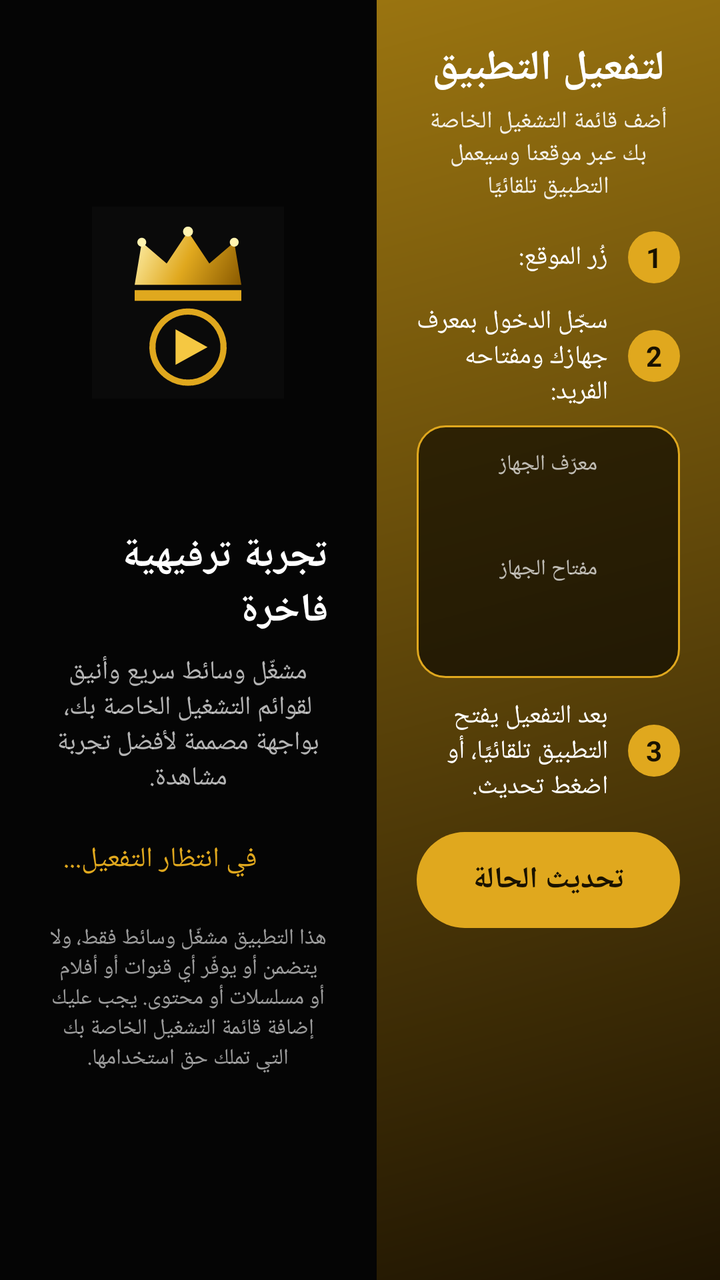
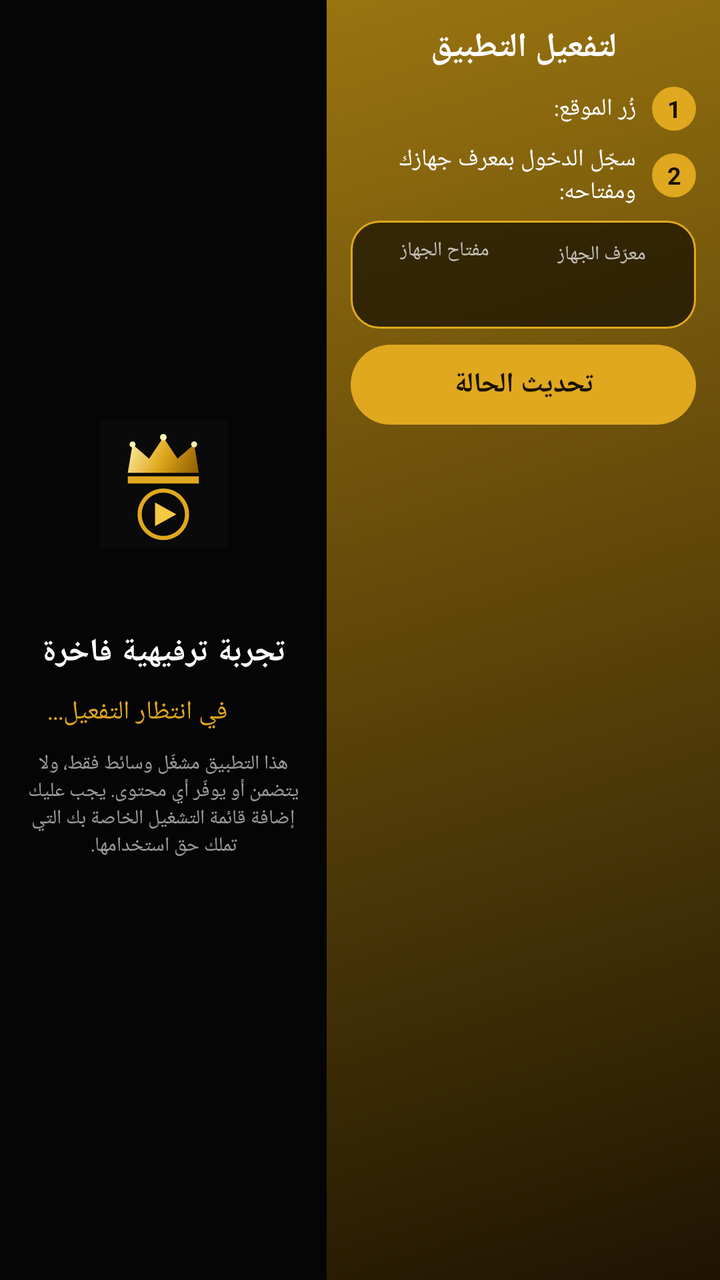

An Android layout rendered at two revisions. The XML below is the earlier revision; the diff shows what the commit changed to produce the second picture.
<!-- AndroidManifest.xml: application theme Theme.IPTVPlayer -->
<!-- res/layout/activity_activation.xml -->
<?xml version="1.0" encoding="utf-8"?>
<LinearLayout xmlns:android="http://schemas.android.com/apk/res/android" android:layout_width="match_parent" android:layout_height="match_parent" android:background="#050505" android:layoutDirection="ltr" android:orientation="horizontal">
<ScrollView android:layout_width="0dp" android:layout_height="match_parent" android:layout_weight="1.1" android:fillViewport="true"><LinearLayout android:layout_width="match_parent" android:layout_height="wrap_content" android:gravity="center" android:layoutDirection="rtl" android:orientation="vertical" android:padding="24dp">
<ImageView android:layout_width="96dp" android:layout_height="96dp" android:src="@drawable/ic_launcher_aurum" />
<TextView android:id="@+id/tvAppName" android:layout_width="wrap_content" android:layout_height="wrap_content" android:layout_marginTop="8dp" android:letterSpacing="0.2" android:textColor="#E0A81E" android:textSize="26sp" android:textStyle="bold" />
<TextView android:layout_width="wrap_content" android:layout_height="wrap_content" android:layout_marginTop="22dp" android:text="تجربة ترفيهية فاخرة" android:textColor="#FFFFFF" android:textSize="20sp" android:textStyle="bold" />
<TextView android:layout_width="match_parent" android:layout_height="wrap_content" android:layout_marginTop="8dp" android:gravity="center" android:text="مشغّل وسائط سريع وأنيق لقوائم التشغيل الخاصة بك، بواجهة مصممة لأفضل تجربة مشاهدة." android:textColor="#B3FFFFFF" android:textSize="13sp" />
<LinearLayout android:layout_width="wrap_content" android:layout_height="wrap_content" android:layout_marginTop="22dp" android:gravity="center_vertical" android:orientation="horizontal"><ProgressBar android:id="@+id/progress" android:layout_width="20dp" android:layout_height="20dp" /><TextView android:id="@+id/tvStatus" android:layout_width="wrap_content" android:layout_height="wrap_content" android:layout_marginStart="8dp" android:text="في انتظار التفعيل..." android:textColor="#E0A81E" android:textSize="14sp" /></LinearLayout>
<TextView android:layout_width="match_parent" android:layout_height="wrap_content" android:layout_marginTop="22dp" android:text="هذا التطبيق مشغّل وسائط فقط، ولا يتضمن أو يوفّر أي قنوات أو أفلام أو مسلسلات أو محتوى. يجب عليك إضافة قائمة التشغيل الخاصة بك التي تملك حق استخدامها." android:textColor="#99FFFFFF" android:textSize="11sp" android:gravity="center" />
</LinearLayout></ScrollView>
<ScrollView android:layout_width="0dp" android:layout_height="match_parent" android:layout_weight="1" android:background="@drawable/bg_activation_panel" android:fillViewport="true"><LinearLayout android:layout_width="match_parent" android:layout_height="wrap_content" android:layoutDirection="rtl" android:orientation="vertical" android:padding="20dp">
<TextView android:layout_width="match_parent" android:layout_height="wrap_content" android:gravity="center" android:text="لتفعيل التطبيق" android:textColor="#FFFFFF" android:textSize="21sp" android:textStyle="bold" />
<TextView android:layout_width="match_parent" android:layout_height="wrap_content" android:layout_marginTop="4dp" android:gravity="center" android:text="أضف قائمة التشغيل الخاصة بك عبر موقعنا وسيعمل التطبيق تلقائيًا" android:textColor="#E6FFFFFF" android:textSize="12sp" />
<LinearLayout android:layout_width="match_parent" android:layout_height="wrap_content" android:layout_marginTop="14dp" android:gravity="center_vertical" android:orientation="horizontal"><TextView android:layout_width="26dp" android:layout_height="26dp" android:background="@drawable/bg_step_num" android:gravity="center" android:text="1" android:textColor="#1A1200" android:textStyle="bold" /><TextView android:layout_width="wrap_content" android:layout_height="wrap_content" android:layout_marginStart="10dp" android:text="زُر الموقع:" android:textColor="#FFFFFF" android:textSize="13sp" /><TextView android:id="@+id/tvSite" android:layout_width="wrap_content" android:layout_height="wrap_content" android:layout_marginStart="6dp" android:textColor="#FFD670" android:textDirection="ltr" android:textSize="13sp" android:textStyle="bold" /></LinearLayout>
<LinearLayout android:layout_width="match_parent" android:layout_height="wrap_content" android:layout_marginTop="10dp" android:gravity="center_vertical" android:orientation="horizontal"><TextView android:layout_width="26dp" android:layout_height="26dp" android:background="@drawable/bg_step_num" android:gravity="center" android:text="2" android:textColor="#1A1200" android:textStyle="bold" /><TextView android:layout_width="0dp" android:layout_height="wrap_content" android:layout_marginStart="10dp" android:layout_weight="1" android:text="سجّل الدخول بمعرف جهازك ومفتاحه الفريد:" android:textColor="#FFFFFF" android:textSize="13sp" /></LinearLayout>
<LinearLayout android:layout_width="match_parent" android:layout_height="wrap_content" android:layout_marginTop="8dp" android:background="@drawable/bg_code_box" android:gravity="center" android:orientation="vertical" android:padding="12dp"><TextView android:layout_width="wrap_content" android:layout_height="wrap_content" android:text="معرّف الجهاز" android:textColor="#B3FFFFFF" android:textSize="11sp" /><TextView android:id="@+id/tvMac" android:layout_width="wrap_content" android:layout_height="wrap_content" android:fontFamily="monospace" android:textColor="#FFFFFF" android:textDirection="ltr" android:textIsSelectable="true" android:textSize="22sp" android:textStyle="bold" /><TextView android:layout_width="wrap_content" android:layout_height="wrap_content" android:layout_marginTop="8dp" android:text="مفتاح الجهاز" android:textColor="#B3FFFFFF" android:textSize="11sp" /><TextView android:id="@+id/tvKey" android:layout_width="wrap_content" android:layout_height="wrap_content" android:fontFamily="monospace" android:letterSpacing="0.15" android:textColor="#FFD670" android:textDirection="ltr" android:textIsSelectable="true" android:textSize="26sp" android:textStyle="bold" /></LinearLayout>
<LinearLayout android:layout_width="match_parent" android:layout_height="wrap_content" android:layout_marginTop="10dp" android:gravity="center_vertical" android:orientation="horizontal"><TextView android:layout_width="26dp" android:layout_height="26dp" android:background="@drawable/bg_step_num" android:gravity="center" android:text="3" android:textColor="#1A1200" android:textStyle="bold" /><TextView android:layout_width="0dp" android:layout_height="wrap_content" android:layout_marginStart="10dp" android:layout_weight="1" android:text="بعد التفعيل يفتح التطبيق تلقائيًا، أو اضغط تحديث." android:textColor="#FFFFFF" android:textSize="13sp" /></LinearLayout>
<TextView android:id="@+id/btnRefresh" android:layout_width="match_parent" android:layout_height="48dp" android:layout_marginTop="14dp" android:background="@drawable/bg_gold_btn" android:clickable="true" android:focusable="true" android:gravity="center" android:text="تحديث الحالة" android:textColor="#1A1200" android:textSize="15sp" android:textStyle="bold" />
<LinearLayout android:id="@+id/demoHolder" android:layout_width="match_parent" android:layout_height="wrap_content" android:layout_marginTop="10dp" android:orientation="vertical" />
</LinearLayout></ScrollView>
</LinearLayout>
<!-- resources referenced by this layout -->
<resources>
  <!-- drawable bg_activation_panel (drawable) -->
  <?xml version="1.0" encoding="utf-8"?>
  <shape xmlns:android="http://schemas.android.com/apk/res/android" android:shape="rectangle"><gradient android:angle="315" android:endColor="#1E1402" android:startColor="#9A7410" /></shape>
  <!-- drawable bg_code_box (drawable) -->
  <?xml version="1.0" encoding="utf-8"?>
  <shape xmlns:android="http://schemas.android.com/apk/res/android" android:shape="rectangle"><solid android:color="#99000000" /><stroke android:width="1dp" android:color="#E0A81E" /><corners android:radius="14dp" /></shape>
  <!-- drawable bg_gold_btn (drawable) -->
  <?xml version="1.0" encoding="utf-8"?>
  <selector xmlns:android="http://schemas.android.com/apk/res/android">
  <item android:state_focused="true"><shape android:shape="rectangle"><solid android:color="#F5C84C" /><stroke android:width="3dp" android:color="#FFFFFF" /><corners android:radius="26dp" /></shape></item>
  <item><shape android:shape="rectangle"><solid android:color="#E0A81E" /><corners android:radius="26dp" /></shape></item>
  </selector>
  <!-- drawable bg_step_num (drawable) -->
  <?xml version="1.0" encoding="utf-8"?>
  <shape xmlns:android="http://schemas.android.com/apk/res/android" android:shape="oval"><solid android:color="#E0A81E" /></shape>
  <!-- drawable ic_launcher_aurum (drawable) -->
  <?xml version="1.0" encoding="utf-8"?>
  <layer-list xmlns:android="http://schemas.android.com/apk/res/android">
  <item><shape android:shape="rectangle"><solid android:color="#0A0A0A" /></shape></item>
  <item android:drawable="@drawable/ic_logo" />
  </layer-list>
  <style name="Theme.IPTVPlayer" parent="Theme.MaterialComponents.DayNight.NoActionBar">
          <item name="colorPrimary">@color/accent_primary</item>
          <item name="colorPrimaryVariant">@color/accent_secondary</item>
          <item name="colorOnPrimary">@color/bg_primary</item>
          <item name="colorSecondary">@color/accent_primary</item>
          <item name="colorOnSecondary">@color/bg_primary</item>
          <item name="android:colorBackground">@color/bg_primary</item>
          <item name="colorSurface">@color/bg_surface</item>
          <item name="colorOnSurface">@color/text_primary</item>
          <item name="android:statusBarColor">@color/bg_surface</item>
          <item name="android:navigationBarColor">@color/bg_primary</item>
          <item name="android:windowBackground">@color/bg_primary</item>
          
          <item name="android:textColorPrimary">@color/text_primary</item>
          <item name="android:textColorSecondary">@color/text_secondary</item>
          <item name="android:editTextColor">@color/text_primary</item>
          <item name="android:textColorHint">@color/text_hint</item>
          
          <item name="materialAlertDialogTheme">@style/DarkAlertDialog</item>
      </style>
  <color name="accent_primary">#FF00E676</color>
  <color name="accent_secondary">#FF00C853</color>
  <color name="bg_primary">#FF121212</color>
  <color name="bg_surface">#FF1E1E1E</color>
  <color name="text_primary">#FFFFFFFF</color>
  <color name="text_secondary">#FFB0B0B0</color>
  <color name="text_hint">#FF757575</color>
  <style name="DarkAlertDialog" parent="ThemeOverlay.MaterialComponents.MaterialAlertDialog">
          <item name="colorSurface">@color/bg_surface</item>
          <item name="colorOnSurface">@color/text_primary</item>
          <item name="android:background">@color/bg_surface</item>
          <item name="buttonBarPositiveButtonStyle">@style/AccentButtonStyle</item>
      </style>
  <style name="AccentButtonStyle" parent="Widget.MaterialComponents.Button.TextButton.Dialog">
          <item name="android:textColor">@color/accent_primary</item>
      </style>
  <!-- unchanged entries left out for length: 1 -->
</resources>

<!-- the commit's change to res/layout/activity_activation.xml (unified diff, before → after) -->
@@ -1,21 +1,21 @@
 <?xml version="1.0" encoding="utf-8"?>
 <LinearLayout xmlns:android="http://schemas.android.com/apk/res/android" android:layout_width="match_parent" android:layout_height="match_parent" android:background="#050505" android:layoutDirection="ltr" android:orientation="horizontal">
-<ScrollView android:layout_width="0dp" android:layout_height="match_parent" android:layout_weight="1.1" android:fillViewport="true"><LinearLayout android:layout_width="match_parent" android:layout_height="wrap_content" android:gravity="center" android:layoutDirection="rtl" android:orientation="vertical" android:padding="24dp">
-<ImageView android:layout_width="96dp" android:layout_height="96dp" android:src="@drawable/ic_launcher_aurum" />
-<TextView android:id="@+id/tvAppName" android:layout_width="wrap_content" android:layout_height="wrap_content" android:layout_marginTop="8dp" android:letterSpacing="0.2" android:textColor="#E0A81E" android:textSize="26sp" android:textStyle="bold" />
-<TextView android:layout_width="wrap_content" android:layout_height="wrap_content" android:layout_marginTop="22dp" android:text="تجربة ترفيهية فاخرة" android:textColor="#FFFFFF" android:textSize="20sp" android:textStyle="bold" />
-<TextView android:layout_width="match_parent" android:layout_height="wrap_content" android:layout_marginTop="8dp" android:gravity="center" android:text="مشغّل وسائط سريع وأنيق لقوائم التشغيل الخاصة بك، بواجهة مصممة لأفضل تجربة مشاهدة." android:textColor="#B3FFFFFF" android:textSize="13sp" />
-<LinearLayout android:layout_width="wrap_content" android:layout_height="wrap_content" android:layout_marginTop="22dp" android:gravity="center_vertical" android:orientation="horizontal"><ProgressBar android:id="@+id/progress" android:layout_width="20dp" android:layout_height="20dp" /><TextView android:id="@+id/tvStatus" android:layout_width="wrap_content" android:layout_height="wrap_content" android:layout_marginStart="8dp" android:text="في انتظار التفعيل..." android:textColor="#E0A81E" android:textSize="14sp" /></LinearLayout>
-<TextView android:layout_width="match_parent" android:layout_height="wrap_content" android:layout_marginTop="22dp" android:text="هذا التطبيق مشغّل وسائط فقط، ولا يتضمن أو يوفّر أي قنوات أو أفلام أو مسلسلات أو محتوى. يجب عليك إضافة قائمة التشغيل الخاصة بك التي تملك حق استخدامها." android:textColor="#99FFFFFF" android:textSize="11sp" android:gravity="center" />
+<ScrollView android:layout_width="0dp" android:layout_height="match_parent" android:layout_weight="1" android:fillViewport="true"><LinearLayout android:layout_width="match_parent" android:layout_height="wrap_content" android:gravity="center" android:layoutDirection="rtl" android:orientation="vertical" android:padding="12dp">
+<ImageView android:layout_width="64dp" android:layout_height="64dp" android:src="@drawable/ic_launcher_aurum" />
+<TextView android:id="@+id/tvAppName" android:layout_width="wrap_content" android:layout_height="wrap_content" android:layout_marginTop="4dp" android:letterSpacing="0.2" android:textColor="#E0A81E" android:textSize="20sp" android:textStyle="bold" />
+<TextView android:layout_width="wrap_content" android:layout_height="wrap_content" android:layout_marginTop="10dp" android:text="تجربة ترفيهية فاخرة" android:textColor="#FFFFFF" android:textSize="16sp" android:textStyle="bold" />
+<LinearLayout android:layout_width="wrap_content" android:layout_height="wrap_content" android:layout_marginTop="10dp" android:gravity="center_vertical" android:orientation="horizontal"><ProgressBar android:id="@+id/progress" android:layout_width="18dp" android:layout_height="18dp" /><TextView android:id="@+id/tvStatus" android:layout_width="wrap_content" android:layout_height="wrap_content" android:layout_marginStart="8dp" android:text="في انتظار التفعيل..." android:textColor="#E0A81E" android:textSize="13sp" /></LinearLayout>
+<TextView android:layout_width="match_parent" android:layout_height="wrap_content" android:layout_marginTop="10dp" android:gravity="center" android:text="هذا التطبيق مشغّل وسائط فقط، ولا يتضمن أو يوفّر أي محتوى. يجب عليك إضافة قائمة التشغيل الخاصة بك التي تملك حق استخدامها." android:textColor="#99FFFFFF" android:textSize="10sp" />
 </LinearLayout></ScrollView>
-<ScrollView android:layout_width="0dp" android:layout_height="match_parent" android:layout_weight="1" android:background="@drawable/bg_activation_panel" android:fillViewport="true"><LinearLayout android:layout_width="match_parent" android:layout_height="wrap_content" android:layoutDirection="rtl" android:orientation="vertical" android:padding="20dp">
-<TextView android:layout_width="match_parent" android:layout_height="wrap_content" android:gravity="center" android:text="لتفعيل التطبيق" android:textColor="#FFFFFF" android:textSize="21sp" android:textStyle="bold" />
-<TextView android:layout_width="match_parent" android:layout_height="wrap_content" android:layout_marginTop="4dp" android:gravity="center" android:text="أضف قائمة التشغيل الخاصة بك عبر موقعنا وسيعمل التطبيق تلقائيًا" android:textColor="#E6FFFFFF" android:textSize="12sp" />
-<LinearLayout android:layout_width="match_parent" android:layout_height="wrap_content" android:layout_marginTop="14dp" android:gravity="center_vertical" android:orientation="horizontal"><TextView android:layout_width="26dp" android:layout_height="26dp" android:background="@drawable/bg_step_num" android:gravity="center" android:text="1" android:textColor="#1A1200" android:textStyle="bold" /><TextView android:layout_width="wrap_content" android:layout_height="wrap_content" android:layout_marginStart="10dp" android:text="زُر الموقع:" android:textColor="#FFFFFF" android:textSize="13sp" /><TextView android:id="@+id/tvSite" android:layout_width="wrap_content" android:layout_height="wrap_content" android:layout_marginStart="6dp" android:textColor="#FFD670" android:textDirection="ltr" android:textSize="13sp" android:textStyle="bold" /></LinearLayout>
-<LinearLayout android:layout_width="match_parent" android:layout_height="wrap_content" android:layout_marginTop="10dp" android:gravity="center_vertical" android:orientation="horizontal"><TextView android:layout_width="26dp" android:layout_height="26dp" android:background="@drawable/bg_step_num" android:gravity="center" android:text="2" android:textColor="#1A1200" android:textStyle="bold" /><TextView android:layout_width="0dp" android:layout_height="wrap_content" android:layout_marginStart="10dp" android:layout_weight="1" android:text="سجّل الدخول بمعرف جهازك ومفتاحه الفريد:" android:textColor="#FFFFFF" android:textSize="13sp" /></LinearLayout>
-<LinearLayout android:layout_width="match_parent" android:layout_height="wrap_content" android:layout_marginTop="8dp" android:background="@drawable/bg_code_box" android:gravity="center" android:orientation="vertical" android:padding="12dp"><TextView android:layout_width="wrap_content" android:layout_height="wrap_content" android:text="معرّف الجهاز" android:textColor="#B3FFFFFF" android:textSize="11sp" /><TextView android:id="@+id/tvMac" android:layout_width="wrap_content" android:layout_height="wrap_content" android:fontFamily="monospace" android:textColor="#FFFFFF" android:textDirection="ltr" android:textIsSelectable="true" android:textSize="22sp" android:textStyle="bold" /><TextView android:layout_width="wrap_content" android:layout_height="wrap_content" android:layout_marginTop="8dp" android:text="مفتاح الجهاز" android:textColor="#B3FFFFFF" android:textSize="11sp" /><TextView android:id="@+id/tvKey" android:layout_width="wrap_content" android:layout_height="wrap_content" android:fontFamily="monospace" android:letterSpacing="0.15" android:textColor="#FFD670" android:textDirection="ltr" android:textIsSelectable="true" android:textSize="26sp" android:textStyle="bold" /></LinearLayout>
-<LinearLayout android:layout_width="match_parent" android:layout_height="wrap_content" android:layout_marginTop="10dp" android:gravity="center_vertical" android:orientation="horizontal"><TextView android:layout_width="26dp" android:layout_height="26dp" android:background="@drawable/bg_step_num" android:gravity="center" android:text="3" android:textColor="#1A1200" android:textStyle="bold" /><TextView android:layout_width="0dp" android:layout_height="wrap_content" android:layout_marginStart="10dp" android:layout_weight="1" android:text="بعد التفعيل يفتح التطبيق تلقائيًا، أو اضغط تحديث." android:textColor="#FFFFFF" android:textSize="13sp" /></LinearLayout>
-<TextView android:id="@+id/btnRefresh" android:layout_width="match_parent" android:layout_height="48dp" android:layout_marginTop="14dp" android:background="@drawable/bg_gold_btn" android:clickable="true" android:focusable="true" android:gravity="center" android:text="تحديث الحالة" android:textColor="#1A1200" android:textSize="15sp" android:textStyle="bold" />
-<LinearLayout android:id="@+id/demoHolder" android:layout_width="match_parent" android:layout_height="wrap_content" android:layout_marginTop="10dp" android:orientation="vertical" />
+<ScrollView android:layout_width="0dp" android:layout_height="match_parent" android:layout_weight="1.2" android:background="@drawable/bg_activation_panel" android:fillViewport="true"><LinearLayout android:layout_width="match_parent" android:layout_height="wrap_content" android:layoutDirection="rtl" android:orientation="vertical" android:padding="12dp">
+<TextView android:layout_width="match_parent" android:layout_height="wrap_content" android:gravity="center" android:text="لتفعيل التطبيق" android:textColor="#FFFFFF" android:textSize="17sp" android:textStyle="bold" />
+<LinearLayout android:layout_width="match_parent" android:layout_height="wrap_content" android:layout_marginTop="8dp" android:gravity="center_vertical" android:orientation="horizontal"><TextView android:layout_width="22dp" android:layout_height="22dp" android:background="@drawable/bg_step_num" android:gravity="center" android:text="1" android:textColor="#1A1200" android:textSize="12sp" android:textStyle="bold" /><TextView android:layout_width="wrap_content" android:layout_height="wrap_content" android:layout_marginStart="8dp" android:text="زُر الموقع:" android:textColor="#FFFFFF" android:textSize="12sp" /><TextView android:id="@+id/tvSite" android:layout_width="wrap_content" android:layout_height="wrap_content" android:layout_marginStart="6dp" android:textColor="#FFD670" android:textDirection="ltr" android:textSize="12sp" android:textStyle="bold" /></LinearLayout>
+<LinearLayout android:layout_width="match_parent" android:layout_height="wrap_content" android:layout_marginTop="6dp" android:gravity="center_vertical" android:orientation="horizontal"><TextView android:layout_width="22dp" android:layout_height="22dp" android:background="@drawable/bg_step_num" android:gravity="center" android:text="2" android:textColor="#1A1200" android:textSize="12sp" android:textStyle="bold" /><TextView android:layout_width="0dp" android:layout_height="wrap_content" android:layout_marginStart="8dp" android:layout_weight="1" android:text="سجّل الدخول بمعرف جهازك ومفتاحه:" android:textColor="#FFFFFF" android:textSize="12sp" /></LinearLayout>
+<LinearLayout android:layout_width="match_parent" android:layout_height="wrap_content" android:layout_marginTop="6dp" android:background="@drawable/bg_code_box" android:gravity="center" android:orientation="horizontal" android:padding="8dp">
+<LinearLayout android:layout_width="0dp" android:layout_height="wrap_content" android:layout_weight="1" android:gravity="center" android:orientation="vertical"><TextView android:layout_width="wrap_content" android:layout_height="wrap_content" android:text="معرّف الجهاز" android:textColor="#B3FFFFFF" android:textSize="10sp" /><TextView android:id="@+id/tvMac" android:layout_width="wrap_content" android:layout_height="wrap_content" android:fontFamily="monospace" android:textColor="#FFFFFF" android:textDirection="ltr" android:textIsSelectable="true" android:textSize="15sp" android:textStyle="bold" /></LinearLayout>
+<LinearLayout android:layout_width="0dp" android:layout_height="wrap_content" android:layout_weight="1" android:gravity="center" android:orientation="vertical"><TextView android:layout_width="wrap_content" android:layout_height="wrap_content" android:text="مفتاح الجهاز" android:textColor="#B3FFFFFF" android:textSize="10sp" /><TextView android:id="@+id/tvKey" android:layout_width="wrap_content" android:layout_height="wrap_content" android:fontFamily="monospace" android:letterSpacing="0.1" android:textColor="#FFD670" android:textDirection="ltr" android:textIsSelectable="true" android:textSize="18sp" android:textStyle="bold" /></LinearLayout>
+</LinearLayout>
+<TextView android:id="@+id/btnRefresh" android:layout_width="match_parent" android:layout_height="40dp" android:layout_marginTop="8dp" android:background="@drawable/bg_gold_btn" android:clickable="true" android:focusable="true" android:gravity="center" android:text="تحديث الحالة" android:textColor="#1A1200" android:textSize="14sp" android:textStyle="bold" />
+<LinearLayout android:id="@+id/demoHolder" android:layout_width="match_parent" android:layout_height="wrap_content" android:layout_marginTop="6dp" android:orientation="vertical" />
 </LinearLayout></ScrollView>
 </LinearLayout>
